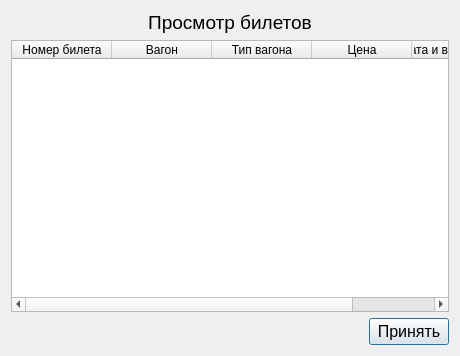
Above: dialog_showtickets.ui from zloysergunya/IS_Airport before the change. Below: the same form after it.
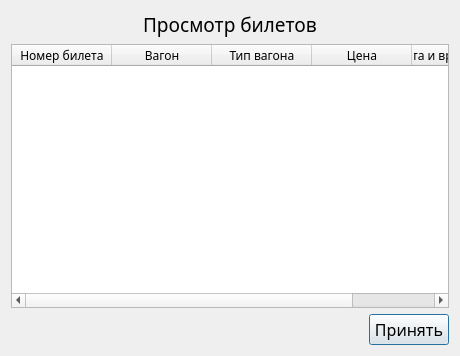
That is the form after the change.

```diff
--- a/dialog_showtickets.ui
+++ b/dialog_showtickets.ui
@@ -10,6 +10,11 @@
     <height>356</height>
    </rect>
   </property>
+  <property name="font">
+   <font>
+    <family>Mongolian Baiti</family>
+   </font>
+  </property>
   <property name="windowTitle">
    <string>Dialog</string>
   </property>
@@ -18,6 +23,7 @@
     <widget class="QLabel" name="mainLabel">
      <property name="font">
       <font>
+       <family>Mongolian Baiti</family>
        <pointsize>14</pointsize>
       </font>
      </property>
@@ -86,6 +92,7 @@
       <widget class="QPushButton" name="accept">
        <property name="font">
         <font>
+         <family>Mongolian Baiti</family>
          <pointsize>12</pointsize>
         </font>
        </property>
```
